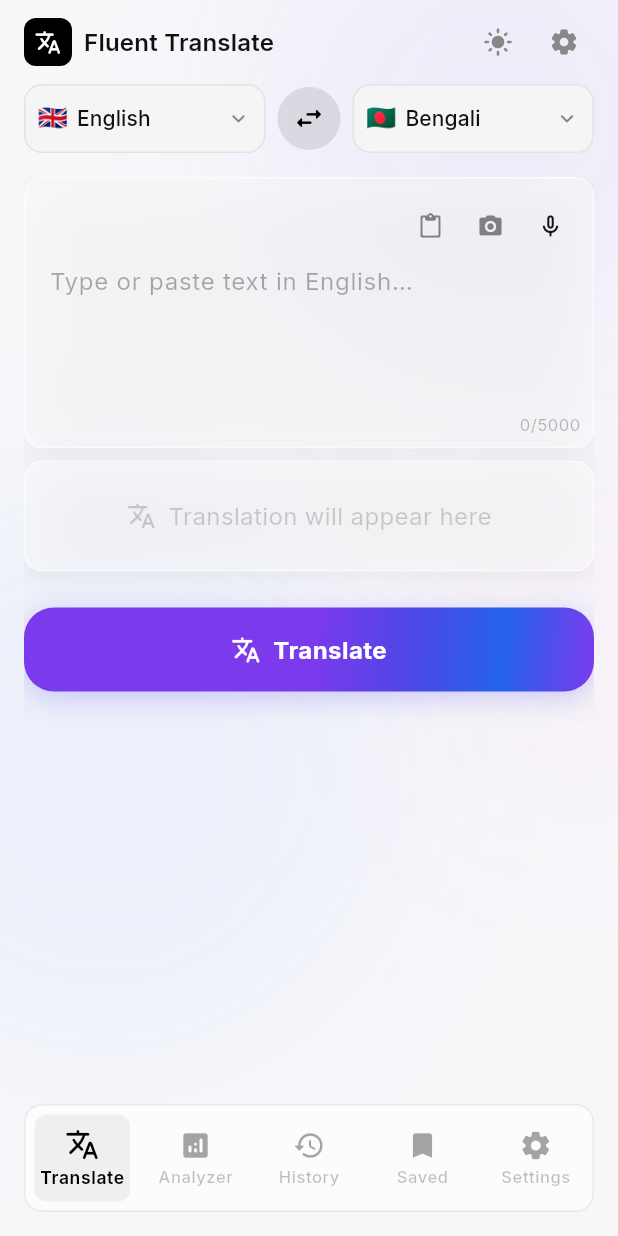
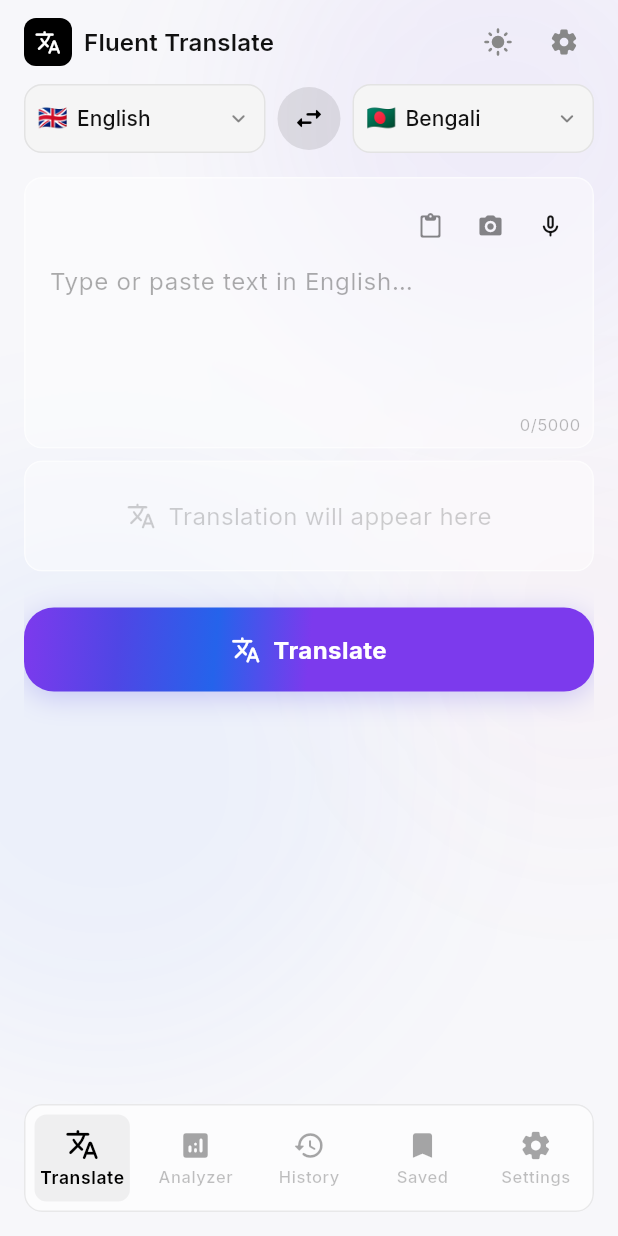
Before and after one commit to Mir-Pran/Fluent-Translator, a Flutter app: the screen it shows after launch, after a tap on the "brightness auto" icon, on a phone screen of 412 x 824 dp. Run offline on Flutter 3.47's test engine with Material 3 defaults, Android fonts, the phone set to English and light mode, and no system bars; our stand-ins replace file_picker, flutter_riverpod, flutter_tts, google_fonts, hive, hive_flutter and 6 more; missing offline and left inert: google_mlkit_language_id, google_mlkit_text_recognition, google_mlkit_translation, syncfusion_flutter_pdf; accounts and stored records are empty.

Commit message:
Translatior model and bugs fixed

```diff
--- a/lib/screens/analyzer/analyzer_screen.dart
+++ b/lib/screens/analyzer/analyzer_screen.dart
@@ -43,7 +43,7 @@
 
   Future<void> _pickFile() async {
     try {
-      final result = await FilePicker.pickFiles(
+      final result = await FilePicker.platform.pickFiles(
         type: FileType.custom,
         allowedExtensions: ['pdf', 'txt'],
         withData: true,
--- a/lib/screens/home/home_screen.dart
+++ b/lib/screens/home/home_screen.dart
@@ -1,6 +1,6 @@
 /// Root screen: ambient background + glass bottom nav switching between
-/// 5 tabs via an IndexedStack (keeps state alive).
-/// RepaintBoundary is placed around each inactive screen and the nav bar
+/// 5 tabs via an Offstage stack (keeps state alive, cheap switches).
+/// RepaintBoundary is placed around each screen and the nav bar
 /// to prevent unnecessary repaints on tab switches.
 library;
 import 'package:flutter/material.dart';
@@ -57,19 +57,9 @@
             children: [
               for (int i = 0; i < screens.length; i++)
                 RepaintBoundary(
-                  child: IgnorePointer(
-                    ignoring: i != _index,
-                    child: AnimatedOpacity(
-                      opacity: i == _index ? 1.0 : 0.0,
-                      duration: const Duration(milliseconds: 280),
-                      curve: Curves.easeInOutCubic,
-                      child: AnimatedScale(
-                        scale: i == _index ? 1.0 : 0.97,
-                        duration: const Duration(milliseconds: 280),
-                        curve: Curves.easeOutCubic,
-                        child: screens[i],
-                      ),
-                    ),
+                  child: Offstage(
+                    offstage: i != _index,
+                    child: screens[i],
                   ),
                 ),
             ],
--- a/lib/screens/translate/widgets/translate_button.dart
+++ b/lib/screens/translate/widgets/translate_button.dart
@@ -30,13 +30,26 @@
     _shimmer = AnimationController(
       vsync: this,
       duration: const Duration(seconds: 3),
-    )..repeat();
+    );
+    // Only animate while loading — saves GPU when idle at 120fps.
+    if (widget.isLoading) _shimmer.repeat();
   }
 
   @override
   void dispose() {
     _shimmer.dispose();
     super.dispose();
+  }
+
+  @override
+  void didUpdateWidget(TranslateButton oldWidget) {
+    super.didUpdateWidget(oldWidget);
+    if (widget.isLoading && !oldWidget.isLoading) {
+      _shimmer.repeat();
+    } else if (!widget.isLoading && oldWidget.isLoading) {
+      _shimmer.stop();
+      _shimmer.forward(from: 0); // reset to initial gradient position
+    }
   }
 
   @override
--- a/lib/widgets/glass_bottom_nav.dart
+++ b/lib/widgets/glass_bottom_nav.dart
@@ -44,7 +44,7 @@
         child: ClipRRect(
           borderRadius: BorderRadius.circular(AppDimens.radius),
           child: BackdropFilter(
-            filter: ImageFilter.blur(sigmaX: 18, sigmaY: 18),
+            filter: ImageFilter.blur(sigmaX: 10, sigmaY: 10),
             child: Container(
               height: AppDimens.bottomNavHeight,
               decoration: BoxDecoration(
--- a/lib/widgets/glass_card.dart
+++ b/lib/widgets/glass_card.dart
@@ -3,6 +3,11 @@
 
 import '../core/constants/app_dimens.dart';
 
+/// Lightweight frosted-glass card.
+///
+/// Uses a reduced blur sigma (10) for good 120fps performance while keeping
+/// the glass look. No per-card BoxShadow (each shadow adds a compositing
+/// layer); the border + translucent fill is enough.
 class GlassCard extends StatelessWidget {
   const GlassCard({
     super.key,
@@ -19,27 +24,13 @@
 
   @override
   Widget build(BuildContext context) {
-    final theme = Theme.of(context);
-    final isDark = theme.brightness == Brightness.dark;
+    final isDark = Theme.of(context).brightness == Brightness.dark;
     final r = borderRadius ?? BorderRadius.circular(AppDimens.radius);
 
-    return Container(
-      decoration: BoxDecoration(
-        borderRadius: r,
-        boxShadow: [
-          BoxShadow(
-            color: isDark
-                ? Colors.black.withValues(alpha: 0.15)
-                : Colors.black.withValues(alpha: 0.05),
-            blurRadius: 12,
-            offset: const Offset(0, 4),
-          ),
-        ],
-      ),
-      child: ClipRRect(
+    return ClipRRect(
       borderRadius: r,
       child: BackdropFilter(
-          filter: ImageFilter.blur(sigmaX: 18, sigmaY: 18),
+        filter: ImageFilter.blur(sigmaX: 10, sigmaY: 10),
         child: Container(
           padding: padding ?? const EdgeInsets.all(AppDimens.spaceMd),
           decoration: BoxDecoration(
@@ -58,7 +49,6 @@
           child: child,
         ),
       ),
-      ),
     );
   }
 }
--- a/pubspec.yaml
+++ b/pubspec.yaml
@@ -44,7 +44,7 @@
   # Utilities
   intl: ^0.19.0
   http: ^1.2.0
-  file_picker: ^11.0.2
+  file_picker: ^10.3.10
   syncfusion_flutter_pdf: ^33.2.13+1
   google_mlkit_text_recognition: ^0.14.0
   image_picker: ^1.2.2
```
Also changed, not shown: lib/core/services/ocr_service.dart (+22 -11 lines), lib/core/services/translation_service.dart (+54 -25 lines), pubspec.lock, 4 other files. Lines whose indentation alone changed are shown as unchanged.
